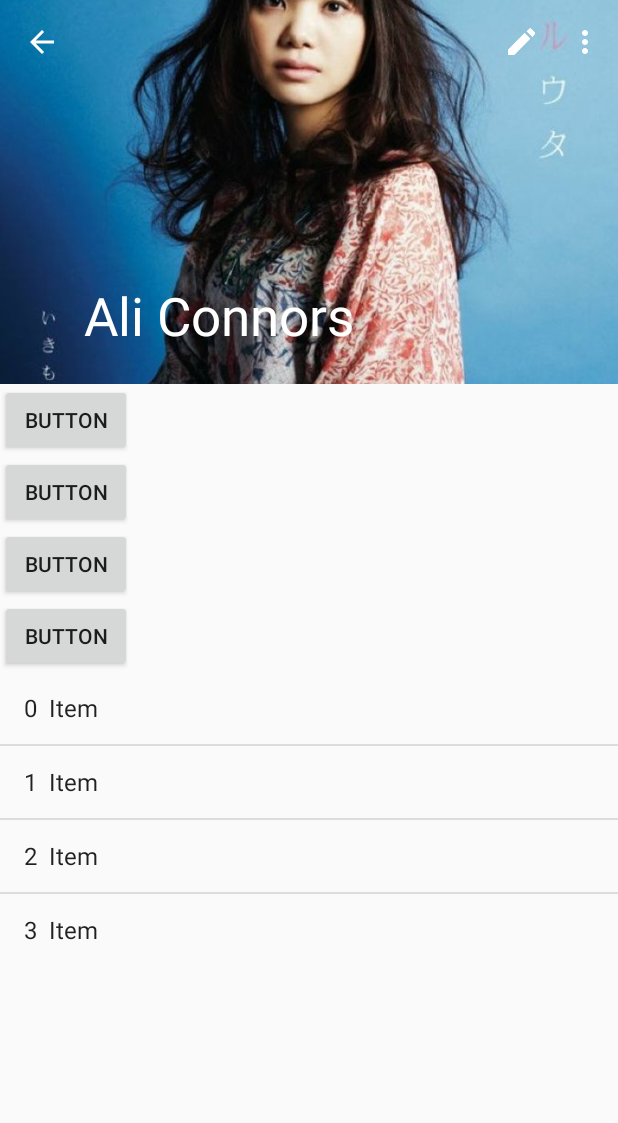
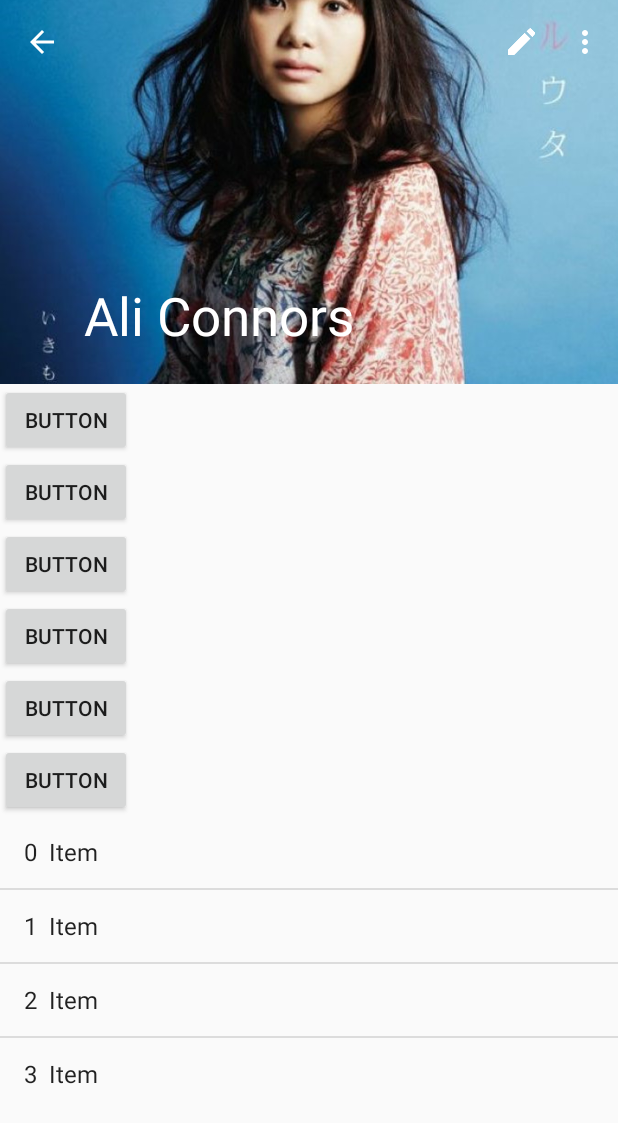
Before and after one commit to xuejinwei/MyDemo, an Android app: the CollapsingContactActivity screen opened directly, with no data from a screen before it, on a phone screen of 412 x 824 dp. Shown: the top 1123 px of the screen. Run offline under Robolectric (Android 15) with nearby library versions, the phone set to English and light mode, and no system bars; our stand-ins replace CircleImageView.

Commit message:
增加button

```diff
--- a/app/src/main/res/layout/activity_collapsing_contact.xml
+++ b/app/src/main/res/layout/activity_collapsing_contact.xml
@@ -66,6 +66,15 @@
                 android:text="button"/>
 
             <Button
+            android:layout_width="wrap_content"
+            android:layout_height="wrap_content"
+            android:text="button"/>
+
+            <Button
+                android:layout_width="wrap_content"
+                android:layout_height="wrap_content"
+                android:text="button"/>
+            <Button
                 android:layout_width="wrap_content"
                 android:layout_height="wrap_content"
                 android:text="button"/>
```
